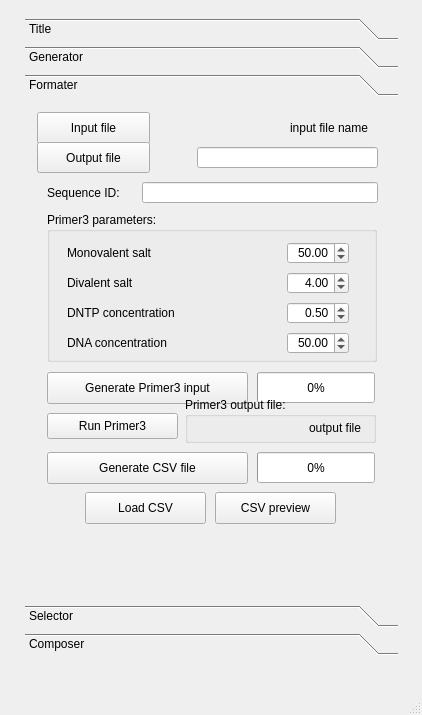
First picture: the form in form.ui, repository miskiewiczm/dna_bits, before the edit.
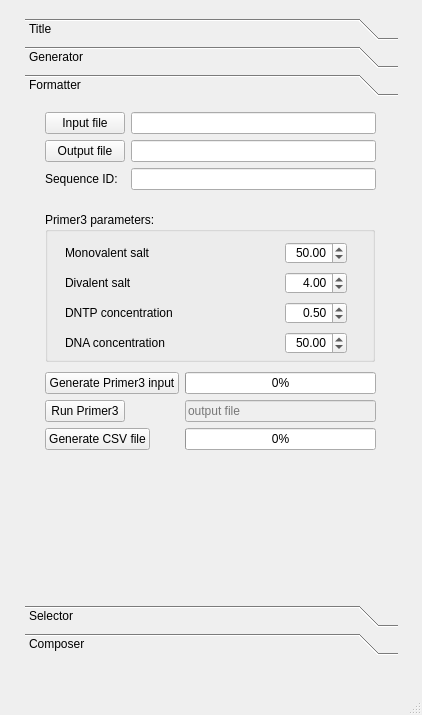
Second picture: the form after the edit. The open tabs and pages were chosen to show the change.

Commit message: reworked some ui, added file handlers helper

```diff
--- a/form.ui
+++ b/form.ui
@@ -495,155 +495,12 @@
       </rect>
      </property>
      <attribute name="label">
-      <string>Formater</string>
+      <string>Formatter</string>
      </attribute>
-     <widget class="QPushButton" name="csv_preview_pushButton">
-      <property name="geometry">
-       <rect>
-        <x>190</x>
-        <y>390</y>
-        <width>121</width>
-        <height>32</height>
-       </rect>
-      </property>
-      <property name="text">
-       <string>CSV preview</string>
-      </property>
-     </widget>
-     <widget class="QProgressBar" name="generate_progressBar">
-      <property name="geometry">
-       <rect>
-        <x>232</x>
-        <y>270</y>
-        <width>118</width>
-        <height>31</height>
-       </rect>
-      </property>
-      <property name="value">
-       <number>0</number>
-      </property>
-     </widget>
-     <widget class="QPushButton" name="generate_csv_pushButton">
-      <property name="geometry">
-       <rect>
-        <x>22</x>
-        <y>350</y>
-        <width>201</width>
-        <height>32</height>
-       </rect>
-      </property>
-      <property name="text">
-       <string>Generate CSV file</string>
-      </property>
-     </widget>
-     <widget class="QProgressBar" name="generate_csv_progressBar">
-      <property name="geometry">
-       <rect>
-        <x>232</x>
-        <y>350</y>
-        <width>118</width>
-        <height>31</height>
-       </rect>
-      </property>
-      <property name="value">
-       <number>0</number>
-      </property>
-     </widget>
-     <widget class="QLabel" name="file_in_label">
-      <property name="geometry">
-       <rect>
-        <x>152</x>
-        <y>10</y>
-        <width>191</width>
-        <height>31</height>
-       </rect>
-      </property>
-      <property name="text">
-       <string>input file name</string>
-      </property>
-      <property name="alignment">
-       <set>Qt::AlignRight|Qt::AlignTrailing|Qt::AlignVCenter</set>
-      </property>
-     </widget>
-     <widget class="QPushButton" name="run_pr3_pushButton">
-      <property name="geometry">
-       <rect>
-        <x>22</x>
-        <y>311</y>
-        <width>131</width>
-        <height>26</height>
-       </rect>
-      </property>
-      <property name="text">
-       <string>Run Primer3</string>
-      </property>
-     </widget>
-     <widget class="QLineEdit" name="sequence_id_lineEdit">
-      <property name="geometry">
-       <rect>
-        <x>117</x>
-        <y>80</y>
-        <width>236</width>
-        <height>21</height>
-       </rect>
-      </property>
-     </widget>
-     <widget class="QLabel" name="sequence_id_label">
-      <property name="geometry">
-       <rect>
-        <x>22</x>
-        <y>80</y>
-        <width>111</width>
-        <height>21</height>
-       </rect>
-      </property>
-      <property name="text">
-       <string>Sequence ID:</string>
-      </property>
-     </widget>
-     <widget class="QLineEdit" name="file_out_lineEdit">
-      <property name="geometry">
-       <rect>
-        <x>172</x>
-        <y>45</y>
-        <width>181</width>
-        <height>21</height>
-       </rect>
-      </property>
-      <property name="alignment">
-       <set>Qt::AlignRight|Qt::AlignTrailing|Qt::AlignVCenter</set>
-      </property>
-     </widget>
-     <widget class="QPushButton" name="file_in_pushButton">
-      <property name="geometry">
-       <rect>
-        <x>12</x>
-        <y>10</y>
-        <width>113</width>
-        <height>32</height>
-       </rect>
-      </property>
-      <property name="text">
-       <string>Input file</string>
-      </property>
-     </widget>
-     <widget class="QPushButton" name="generate_pushButton">
-      <property name="geometry">
-       <rect>
-        <x>22</x>
-        <y>270</y>
-        <width>201</width>
-        <height>32</height>
-       </rect>
-      </property>
-      <property name="text">
-       <string>Generate Primer3 input</string>
-      </property>
-     </widget>
      <widget class="QGroupBox" name="primer3_param_groupBox">
       <property name="geometry">
        <rect>
-        <x>22</x>
+        <x>20</x>
         <y>110</y>
         <width>330</width>
         <height>150</height>
@@ -781,60 +638,108 @@
        </property>
       </widget>
      </widget>
-     <widget class="QPushButton" name="file_out_pushButton">
+     <widget class="QWidget" name="formLayoutWidget_5">
       <property name="geometry">
        <rect>
-        <x>12</x>
-        <y>40</y>
-        <width>113</width>
-        <height>31</height>
+        <x>20</x>
+        <y>10</y>
+        <width>331</width>
+        <height>80</height>
        </rect>
       </property>
-      <property name="text">
-       <string>Output file</string>
-      </property>
+      <layout class="QFormLayout" name="formLayout_3">
+       <item row="0" column="0">
+        <widget class="QPushButton" name="formatter_input_button">
+         <property name="text">
+          <string>Input file</string>
+         </property>
+        </widget>
+       </item>
+       <item row="1" column="0">
+        <widget class="QPushButton" name="formatter_output_button">
+         <property name="text">
+          <string>Output file</string>
+         </property>
+        </widget>
+       </item>
+       <item row="1" column="1">
+        <widget class="QLineEdit" name="formatter_output_edit">
+         <property name="alignment">
+          <set>Qt::AlignRight|Qt::AlignTrailing|Qt::AlignVCenter</set>
+         </property>
+        </widget>
+       </item>
+       <item row="2" column="0">
+        <widget class="QLabel" name="sequence_id_label">
+         <property name="text">
+          <string>Sequence ID:</string>
+         </property>
+        </widget>
+       </item>
+       <item row="2" column="1">
+        <widget class="QLineEdit" name="sequence_id_lineEdit"/>
+       </item>
+       <item row="0" column="1">
+        <widget class="QLineEdit" name="formatter_input_edit"/>
+       </item>
+      </layout>
      </widget>
-     <widget class="QPushButton" name="load_csv_pushButton">
+     <widget class="QWidget" name="formLayoutWidget_6">
       <property name="geometry">
        <rect>
-        <x>60</x>
-        <y>390</y>
-        <width>121</width>
-        <height>32</height>
+        <x>20</x>
+        <y>270</y>
+        <width>331</width>
+        <height>80</height>
        </rect>
       </property>
-      <property name="text">
-       <string>Load CSV</string>
-      </property>
-     </widget>
-     <widget class="QGroupBox" name="groupBox">
-      <property name="geometry">
-       <rect>
-        <x>160</x>
-        <y>295</y>
-        <width>191</width>
-        <height>46</height>
-       </rect>
-      </property>
-      <property name="title">
-       <string>Primer3 output file:</string>
-      </property>
-      <widget class="QLabel" name="primer3_out_file_name_label">
-       <property name="geometry">
-        <rect>
-         <x>5</x>
-         <y>20</y>
-         <width>171</width>
-         <height>21</height>
-        </rect>
-       </property>
-       <property name="text">
-        <string>output file</string>
-       </property>
-       <property name="alignment">
-        <set>Qt::AlignRight|Qt::AlignTrailing|Qt::AlignVCenter</set>
-       </property>
-      </widget>
+      <layout class="QFormLayout" name="formLayout_4">
+       <item row="0" column="0">
+        <widget class="QPushButton" name="generate_pushButton">
+         <property name="text">
+          <string>Generate Primer3 input</string>
+         </property>
+        </widget>
+       </item>
+       <item row="0" column="1">
+        <widget class="QProgressBar" name="generate_progressBar">
+         <property name="value">
+          <number>0</number>
+         </property>
+        </widget>
+       </item>
+       <item row="1" column="0">
+        <widget class="QPushButton" name="run_pr3_pushButton">
+         <property name="text">
+          <string>Run Primer3</string>
+         </property>
+        </widget>
+       </item>
+       <item row="2" column="0">
+        <widget class="QPushButton" name="generate_csv_pushButton">
+         <property name="text">
+          <string>Generate CSV file</string>
+         </property>
+        </widget>
+       </item>
+       <item row="2" column="1">
+        <widget class="QProgressBar" name="generate_csv_progressBar">
+         <property name="value">
+          <number>0</number>
+         </property>
+        </widget>
+       </item>
+       <item row="1" column="1">
+        <widget class="QLineEdit" name="lineEdit">
+         <property name="enabled">
+          <bool>false</bool>
+         </property>
+         <property name="placeholderText">
+          <string>output file</string>
+         </property>
+        </widget>
+       </item>
+      </layout>
      </widget>
     </widget>
     <widget class="QWidget" name="selector_page">
```
Left out of the diff: 237 changed lines with no effect on the pictures. The commit also changes 3 other files.
